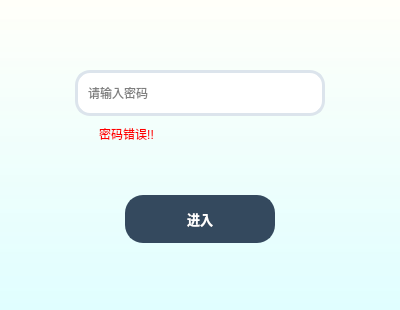
Qt form gui/LoginUi.ui (Malloc-Luo/py-passwordmanager) before a commit.
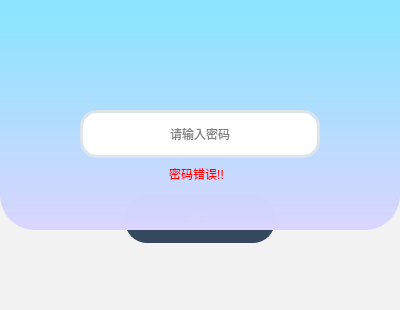
The same form after that commit. Icons and pictures are not drawn.

What changed in the file:
```diff
--- a/gui/LoginUi.ui
+++ b/gui/LoginUi.ui
@@ -24,8 +24,8 @@
   </property>
   <property name="maximumSize">
    <size>
-    <width>450</width>
-    <height>400</height>
+    <width>400</width>
+    <height>310</height>
    </size>
   </property>
   <property name="windowTitle">
@@ -36,65 +36,8 @@
     <normaloff>:/mainui/icon/MainIcon.ico</normaloff>:/mainui/icon/MainIcon.ico</iconset>
   </property>
   <property name="styleSheet">
-   <string notr="true">background-color: qlineargradient(spread:reflect, x1:1, y1:0, x2:1, y2:1, stop:0 rgba(255, 255, 249, 247), stop:1 rgba(224, 254, 255, 255));</string>
+   <string notr="true">background-color:rgb(242, 242, 242);</string>
   </property>
-  <widget class="QLineEdit" name="lineEdit">
-   <property name="geometry">
-    <rect>
-     <x>75</x>
-     <y>70</y>
-     <width>250</width>
-     <height>46</height>
-    </rect>
-   </property>
-   <property name="sizePolicy">
-    <sizepolicy hsizetype="Fixed" vsizetype="Fixed">
-     <horstretch>0</horstretch>
-     <verstretch>0</verstretch>
-    </sizepolicy>
-   </property>
-   <property name="font">
-    <font>
-     <family>Microsoft YaHei</family>
-     <pointsize>9</pointsize>
-     <weight>50</weight>
-     <bold>false</bold>
-    </font>
-   </property>
-   <property name="styleSheet">
-    <string notr="true">QLineEdit {
-	border-style:none;
-	padding:8px;
-	border-radius:15px;
-	border:3px solid #DCE4EC;
-	background:white;
-}
-QLineEdit:focus {
-	border:2px solid #34495E;
-}</string>
-   </property>
-   <property name="inputMethodHints">
-    <set>Qt::ImhEmailCharactersOnly|Qt::ImhHiddenText|Qt::ImhNoAutoUppercase|Qt::ImhNoPredictiveText|Qt::ImhSensitiveData</set>
-   </property>
-   <property name="maxLength">
-    <number>256</number>
-   </property>
-   <property name="echoMode">
-    <enum>QLineEdit::Password</enum>
-   </property>
-   <property name="alignment">
-    <set>Qt::AlignLeading|Qt::AlignLeft|Qt::AlignVCenter</set>
-   </property>
-   <property name="placeholderText">
-    <string>请输入密码</string>
-   </property>
-   <property name="cursorMoveStyle">
-    <enum>Qt::VisualMoveStyle</enum>
-   </property>
-   <property name="clearButtonEnabled">
-    <bool>true</bool>
-   </property>
-  </widget>
   <widget class="QPushButton" name="pushButton">
    <property name="geometry">
     <rect>
@@ -127,8 +70,8 @@
    <property name="styleSheet">
     <string notr="true">QPushButton {
     border-style:none;
-    padding:10px;
-    border-radius:18px;
+    padding:9px;
+    border-radius:22px;
     color:#FFFFFF;
     background:#34495E;
     border:2px solid #34495E;
@@ -169,11 +112,80 @@
     <bool>true</bool>
    </property>
   </widget>
+  <widget class="QWidget" name="widget" native="true">
+   <property name="geometry">
+    <rect>
+     <x>0</x>
+     <y>0</y>
+     <width>400</width>
+     <height>230</height>
+    </rect>
+   </property>
+   <property name="styleSheet">
+    <string notr="true">background-color:qlineargradient(spread:pad, x1:1, y1:0.057, x2:1, y2:0.982955, stop:0 rgba(129, 228, 255, 232), stop:1 rgba(217, 213, 255, 255));
+border-bottom-left-radius:35px;
+border-bottom-right-radius:35px;</string>
+   </property>
+   <widget class="QLineEdit" name="lineEdit">
+    <property name="geometry">
+     <rect>
+      <x>80</x>
+      <y>110</y>
+      <width>240</width>
+      <height>48</height>
+     </rect>
+    </property>
+    <property name="sizePolicy">
+     <sizepolicy hsizetype="Fixed" vsizetype="Fixed">
+      <horstretch>0</horstretch>
+      <verstretch>0</verstretch>
+     </sizepolicy>
+    </property>
+    <property name="font">
+     <font>
+      <family>Microsoft YaHei</family>
+      <pointsize>9</pointsize>
+      <weight>50</weight>
+      <bold>false</bold>
+     </font>
+    </property>
+    <property name="styleSheet">
+     <string notr="true">QLineEdit {
+	border-style:none;
+	padding:10px;
+	border-radius:17px;
+	border:3px solid #DCE4EC;
+	background:white;
+}
+QLineEdit:focus {
+	border:3px solid rgb(0, 170, 255);
+}</string>
+    </property>
+    <property name="inputMethodHints">
+     <set>Qt::ImhEmailCharactersOnly|Qt::ImhHiddenText|Qt::ImhNoAutoUppercase|Qt::ImhNoPredictiveText|Qt::ImhSensitiveData</set>
+    </property>
+    <property name="maxLength">
+     <number>256</number>
+    </property>
+    <property name="echoMode">
+     <enum>QLineEdit::Password</enum>
+    </property>
+    <property name="alignment">
+     <set>Qt::AlignCenter</set>
+    </property>
+    <property name="placeholderText">
+     <string>请输入密码</string>
+    </property>
+    <property name="cursorMoveStyle">
+     <enum>Qt::VisualMoveStyle</enum>
+    </property>
+   </widget>
+  </widget>
   <widget class="QPushButton" name="pbt_warning">
    <property name="geometry">
     <rect>
-     <x>80</x>
-     <y>120</y>
+     <x>150</x>
+     <y>160</y>
      <width>93</width>
      <height>28</height>
     </rect>
@@ -190,7 +202,8 @@
     </font>
    </property>
    <property name="styleSheet">
-    <string notr="true">color:red;
+    <string notr="true">color:rgb(255, 0, 0);
+background-color:transparent;
 </string>
    </property>
    <property name="text">
```
